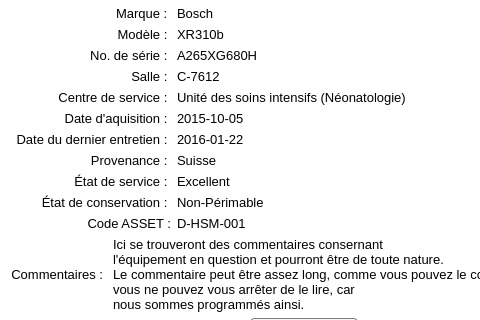
Old version of the form Interface/FenetresEnUI/SuppressionEquipement.ui in the repository ProjetPC2/SIMM2.0-DEV; both pictures show x 0 to 480 and y 274 to 594 of the 1440 by 810 pixel window.
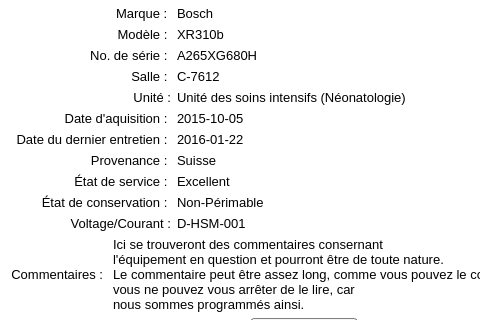
New version of the form. Icons and pictures are not drawn.

Commit message:
Centre de service/Code ASSET/Hopital St-Michel
J'ai modifié Centre de Service pour Unité, Code ASSET pour Voltage/Courant et Hopital Saint-Michel pour Hopital Universitaire Justinien dans toutes les fenêtres .ui. Je vais re-commit quand je les aurais transformer en .py

Diff of the .ui file:
```diff
--- a/Interface/FenetresEnUI/SuppressionEquipement.ui
+++ b/Interface/FenetresEnUI/SuppressionEquipement.ui
@@ -407,7 +407,7 @@
         <string notr="true">background:white;</string>
        </property>
        <property name="text">
-        <string>Centre de service : </string>
+        <string>Unité :</string>
        </property>
        <property name="alignment">
         <set>Qt::AlignRight|Qt::AlignTrailing|Qt::AlignVCenter</set>
@@ -512,7 +512,7 @@
         </font>
        </property>
        <property name="text">
-        <string>Code ASSET :</string>
+        <string>Voltage/Courant :</string>
        </property>
        <property name="alignment">
         <set>Qt::AlignRight|Qt::AlignTrailing|Qt::AlignVCenter</set>
```
Left out of the diff: 4 changed lines with no effect on the pictures. The commit also changes 16 other files.
